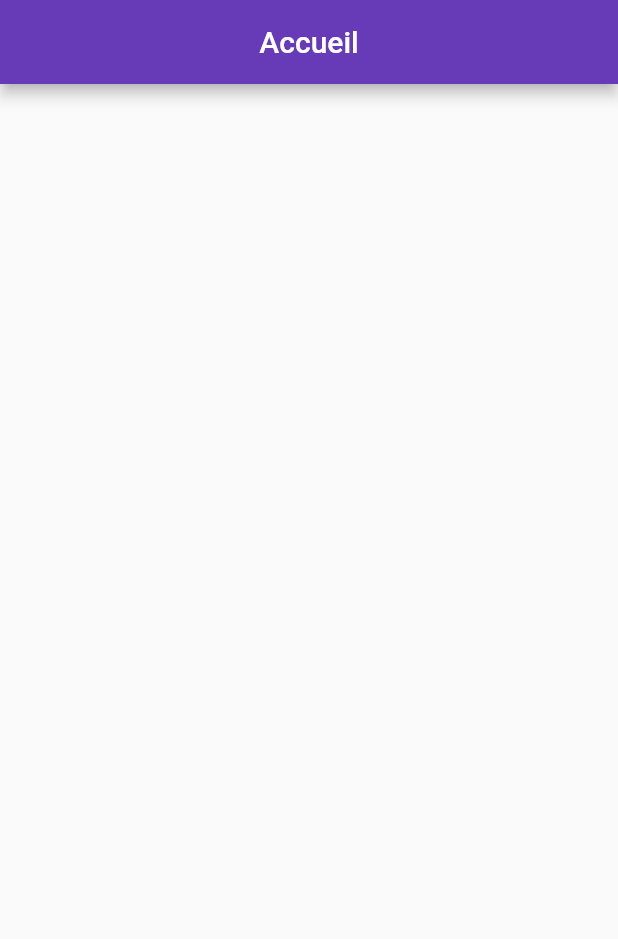
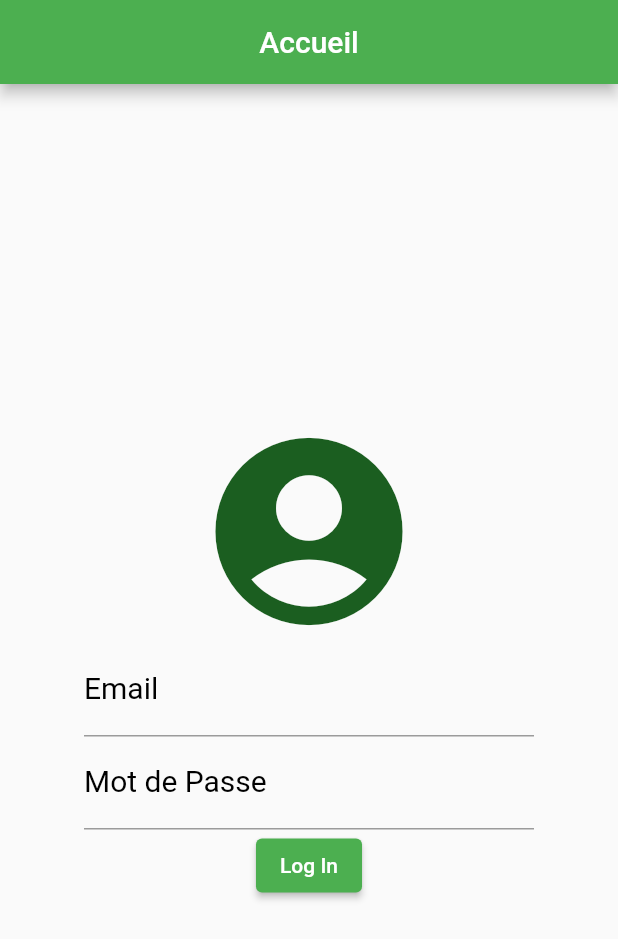
Before and after one commit to ChahineElati/SPA, a Flutter app: the screen it shows after launch, on a phone screen of 412 x 824 dp. Shown: the top 939 px of the screen. Run offline on Flutter 3.47's test engine with Material 2 defaults, Android fonts, the phone set to English and light mode, and no system bars; missing offline and left inert: odoo.

Commit message:
login interface (not completed)

```diff
--- /dev/null
+++ b/lib/login.dart
@@ -0,0 +1,50 @@
+// ignore_for_file: prefer_const_constructors
+
+import 'package:flutter/material.dart';
+
+class Login extends StatelessWidget {
+  const Login({Key? key}) : super(key: key);
+
+  @override
+  Widget build(BuildContext context) {
+    return Container(
+      child: Form(
+        child: Center(
+          child: Column(
+            mainAxisAlignment: MainAxisAlignment.center,
+            children: [
+              Icon(Icons.account_circle_rounded,
+              size: 150,
+              color: Colors.green.shade900),
+              SizedBox(
+                width: 300,
+                child: TextFormField(
+                  decoration: InputDecoration(
+                    label: Text('Email'),
+                    counterText: '',
+                    labelStyle: TextStyle(color: Colors.black,
+                    fontSize: 20)
+                    ),
+                  maxLength: 20,
+                ),
+              ),
+              SizedBox(
+                width: 300,
+                child: TextFormField(
+                  decoration: InputDecoration(
+                    label: Text('Mot de Passe'),
+                    counterText: '',
+                    labelStyle: TextStyle(color: Colors.black,
+                    fontSize: 20)
+                    ),
+                  maxLength: 20,
+                ),
+              ),
+              ElevatedButton(onPressed: () {}, child: Text('Log In'))
+            ],
+          ),
+        ),
+      ),
+    );
+  }
+}
--- a/pubspec.yaml
+++ b/pubspec.yaml
@@ -34,6 +34,7 @@
   # The following adds the Cupertino Icons font to your application.
   # Use with the CupertinoIcons class for iOS style icons.
   cupertino_icons: ^1.0.2
+  odoo: ^0.0.2
 
 dev_dependencies:
   flutter_test:
```
Also changed, not shown: lib/accueil.dart (added, +15 -0 lines), lib/main.dart (+23 -5 lines), pubspec.lock.
